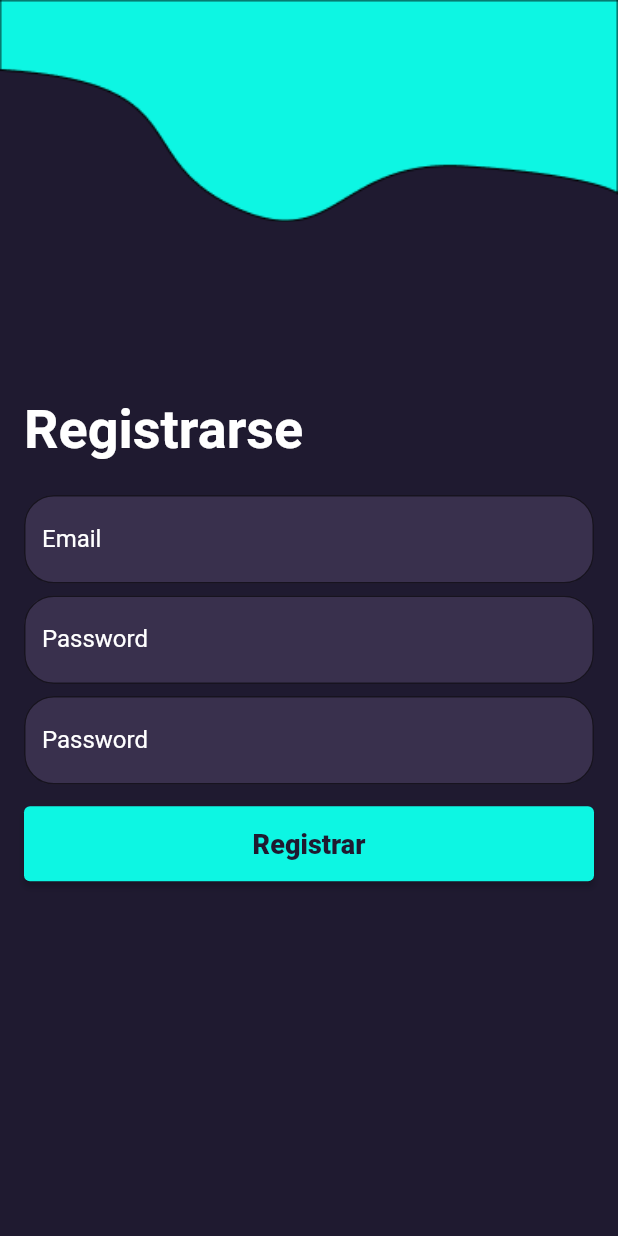
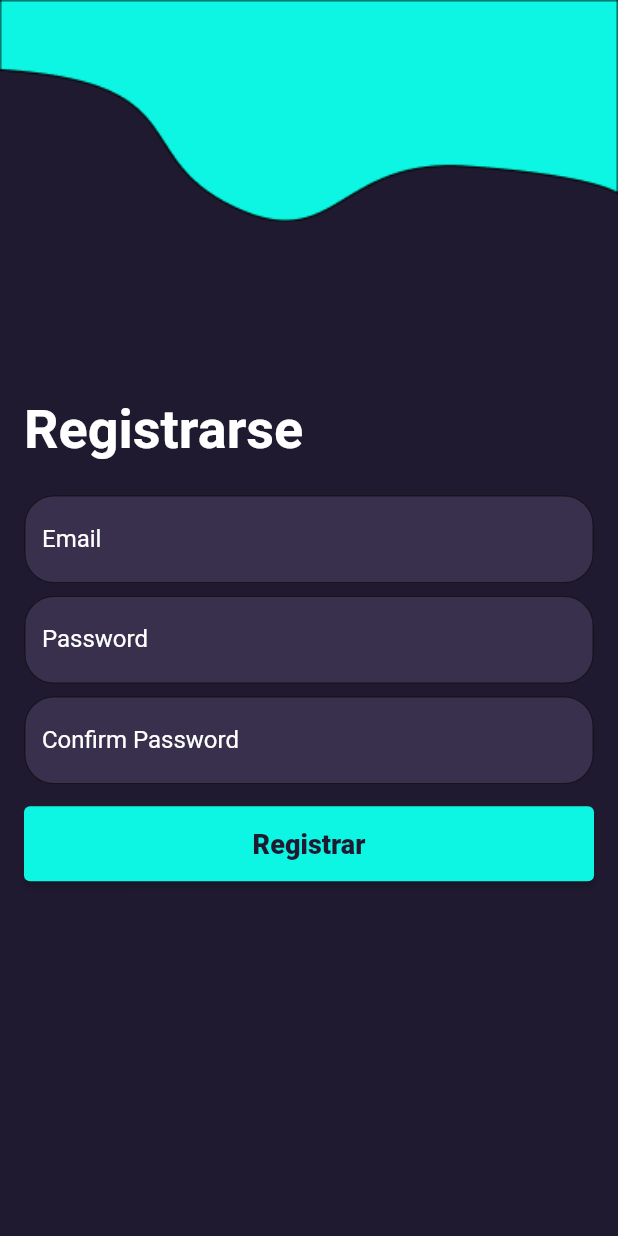
Before and after one commit to MaicolAvila/movie_app, a Flutter app: the screen it shows after launch, after a tap on "Registrar", on a phone screen of 412 x 824 dp. Run offline on Flutter 3.47's test engine with Material 2 defaults, Android fonts, the phone set to English and light mode, and no system bars; our stand-ins replace auto_size_text, cached_network_image, cloud_firestore, equatable, firebase_auth, firebase_core and 11 more; missing offline and left inert: flutter_facebook_auth; accounts and stored records are empty; network calls fail; statements that could not run were skipped.

Commit message:
contraseña

```diff
--- a/lib/pages/signin/SignIn.dart
+++ b/lib/pages/signin/SignIn.dart
@@ -123,6 +123,7 @@ class _SignInState extends State<SignIn> {
                                         filled: true,
                                         fillColor: CinappColors.purple2,
                                       ),
+                                      obscureText: true,
                                       validator:
                                           signInController.emptyValidator,
                                     ),
--- a/lib/pages/signup/SignUp.dart
+++ b/lib/pages/signup/SignUp.dart
@@ -138,6 +138,7 @@ class _SignUpState extends State<SignUp> {
                                       filled: true,
                                       fillColor: CinappColors.purple2,
                                     ),
+                                    obscureText: true,
                                     validator:
                                         emailController.passwordValidator,
                                   ),
@@ -150,12 +151,13 @@ class _SignUpState extends State<SignUp> {
                                       border: OutlineInputBorder(
                                         borderRadius: BorderRadius.circular(20),
                                       ),
-                                      labelText: 'Password',
+                                      labelText: 'Confirm Password',
                                       labelStyle:
                                           TextStyle(color: CinappColors.white),
                                       filled: true,
                                       fillColor: CinappColors.purple2,
                                     ),
+                                    obscureText: true,
                                     validator:
                                         emailController.passwordValidator,
                                   ),
```
